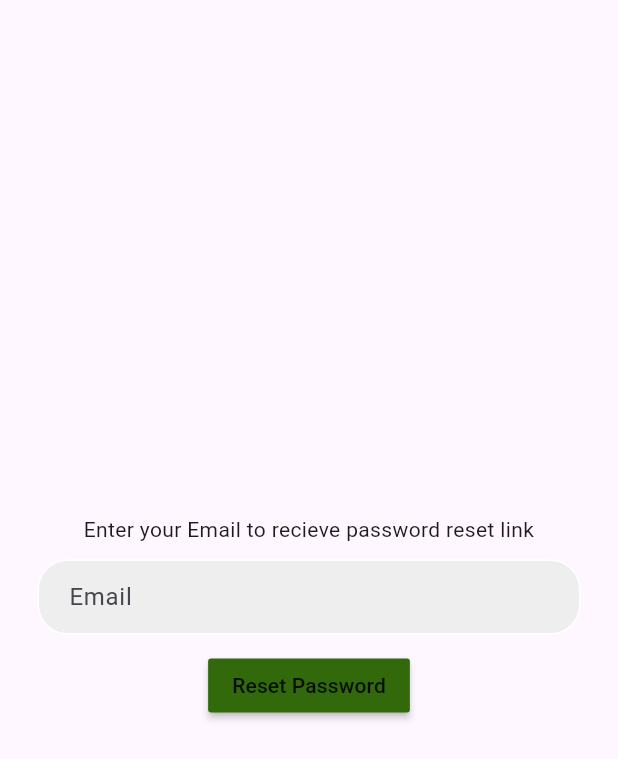
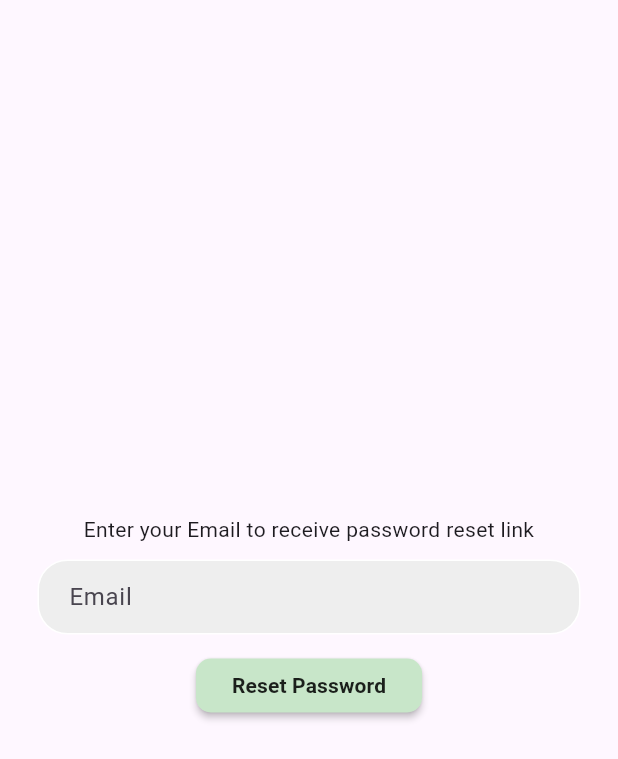
Before and after one commit to CarlsGalad/gona_admin, a Flutter app: the ResetPassWPage screen opened directly, on a phone screen of 412 x 824 dp. Shown: the top 759 px of the screen. Run offline on Flutter 3.47's test engine with Material 3 defaults, Android fonts, the phone set to English and light mode, and no system bars; our stand-ins replace cloud_firestore, file_picker, firebase_auth, firebase_core, firebase_storage, fl_chart and 4 more; missing offline and left inert: flutter_email_sender, image_network; accounts and stored records are empty; Roboto replaces fonts that are missing (Abel).

Commit message:
Update reset_passwd.dart

```diff
--- a/lib/account_creation/reset_passwd.dart
+++ b/lib/account_creation/reset_passwd.dart
@@ -1,5 +1,7 @@
+import 'package:cloud_firestore/cloud_firestore.dart';
 import 'package:firebase_auth/firebase_auth.dart';
 import 'package:flutter/material.dart';
+import 'package:google_fonts/google_fonts.dart';
 
 class ResetPassWPage extends StatefulWidget {
   const ResetPassWPage({super.key});
@@ -33,7 +35,6 @@ class _ResetPassWPageState extends State<ResetPassWPage> {
             );
           });
     } on FirebaseException catch (e) {
-      print(e);
       showDialog(
           context: context,
           builder: (context) {
@@ -54,7 +55,7 @@ class _ResetPassWPageState extends State<ResetPassWPage> {
         const Padding(
           padding: EdgeInsets.symmetric(horizontal: 25.0),
           child: Text(
-            'Enter your Email to recieve password reset link',
+            'Enter your Email to receive password reset link',
             textAlign: TextAlign.center,
           ),
         ),
@@ -84,9 +85,17 @@ class _ResetPassWPageState extends State<ResetPassWPage> {
         ),
         // reset button
         MaterialButton(
+          shape:
+              RoundedRectangleBorder(borderRadius: BorderRadius.circular(10)),
           onPressed: () {},
-          color: const Color.fromARGB(255, 49, 105, 11),
-          child: const Text('Reset Password'),
+          color: Colors.green.shade100,
+          child: Padding(
+            padding: const EdgeInsets.all(8.0),
+            child: Text(
+              'Reset Password',
+              style: GoogleFonts.abel(fontWeight: FontWeight.bold),
+            ),
+          ),
         )
       ],
     ));
```
